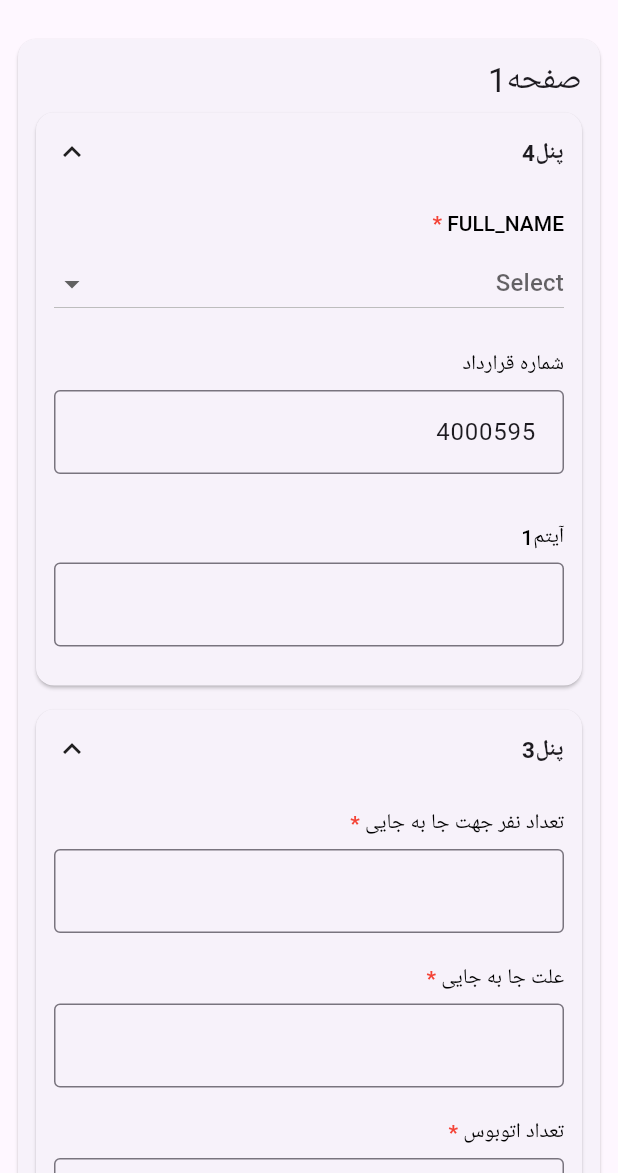
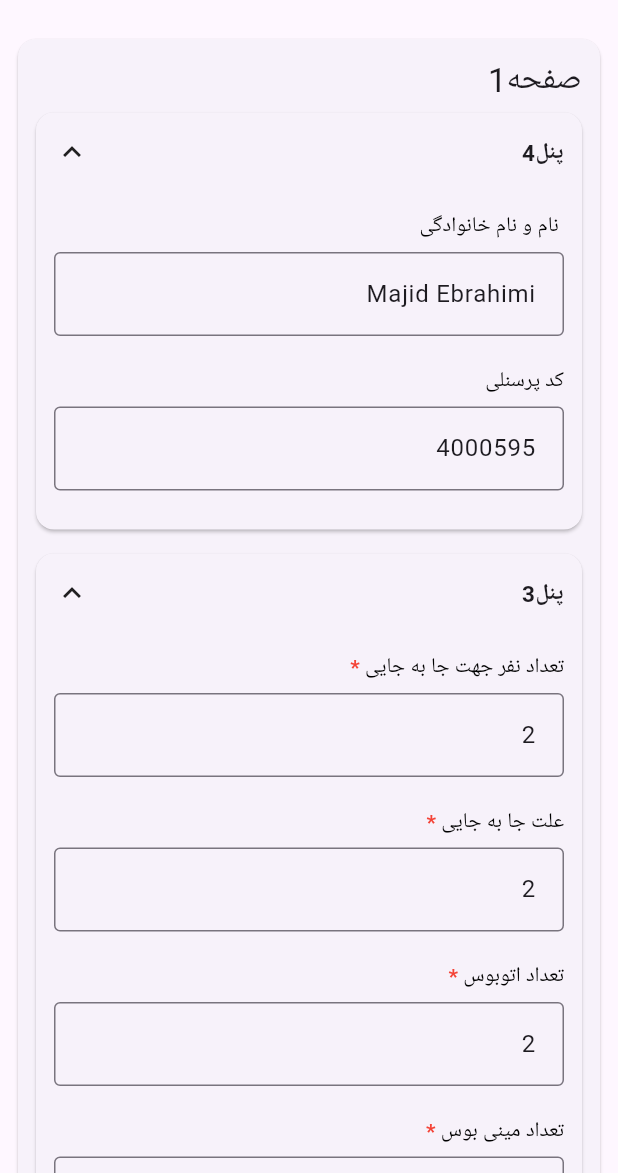
Before and after one commit to majidebraa/fluuter_survey_engine, a Flutter app: the screen it shows after launch, on a phone screen of 412 x 824 dp, the part 63-1236 px from its top. Run offline on Flutter 3.47's test engine with Material 3 defaults, Android fonts, the light colour scheme and no system bars; our stand-ins replace shamsi_date.

Commit message:
feat(date time):add date time format backend accept

```diff
--- a/lib/main.dart
+++ b/lib/main.dart
@@ -66,36 +66,19 @@ class _SurveyScreenState extends State<SurveyScreen> {
                 "name": "پنل4",
                 "elements": [
                   {
-                    "type": "dropdown",
+                    "type": "text",
                     "name": "FULL_NAME",
                     "minWidth": "49%",
                     "maxWidth": "50%",
-                    "title": "FULL_NAME",
+                    "title": " نام و نام خانوادگی",
+                    "readOnly": true,
                     "isBinding": true,
-                    "isRequired": true,
-                    "questionId": "a1788b94-0e3f-4e66-ad6b-21fdd078feb5",
+                    "questionId": "9f04197f-338b-474f-b7e1-9cb1cadcd9ea",
                     "dataBinding": {
                       "title": "نام و نام خانوادگی",
                       "value": "\${CURRENT_USER.FULL_NAME}",
-                      "type": "ENGINE_VARIABLE",
-                    },
-                    "dataSourceMapping": [
-                      {
-                        "id": "cd6577c9-adea-48d3-b73c-c4915c3939ee",
-                        "event": "onOpened",
-                        "dataSourceId": "b08a0a80-e22e-4cd5-bceb-8b4ede48ab73",
-                        "dataMapping": [
-                          {
-                            "id": 1,
-                            "questionName": "FULL_NAME",
-                            "responseKey":
-                                "{\"text\":\"response[i].BUYER_FULL_NAME\",\"value\":\"response[i].BUYER_EMPLOYEE_NUMBER\"}",
-                            "type": "questionName",
-                          },
-                        ],
-                      },
-                    ],
-                    "choices": ["Item 1", "Item 2", "Item 3"],
+                      "type": "ENGINE_VARIABLE"
+                    }
                   },
                   {
                     "type": "text",
@@ -103,51 +86,17 @@ class _SurveyScreenState extends State<SurveyScreen> {
                     "minWidth": "49%",
                     "maxWidth": "50%",
                     "startWithNewLine": false,
-                    "title": "شماره قرارداد",
+                    "title": "کد پرسنلی",
+                    "readOnly": true,
                     "isBinding": true,
-                    "questionId": "2cb08934-aced-4b13-8fd4-5bd954cc883a",
+                    "questionId": "17585d94-861c-4ebc-9944-4b2e9baa0fca",
                     "dataBinding": {
                       "title": "کد پرسنلی",
                       "value": "\${CURRENT_USER.PERSONAL_CODE}",
-                      "type": "ENGINE_VARIABLE",
-                    },
-                    "dataSourceMapping": [
-                      {
-                        "id": "19b63f53-977d-4c70-ab1e-ef684b16f8ee",
-                        "event": "onChange",
-                        "dataSourceId": "b08a0a80-e22e-4cd5-bceb-8b4ede48ab73",
-                        "dataMapping": [
-                          {
-                            "id": 1,
-                            "questionName": "vendoer",
-                            "responseKey": "response[0].VENDOR_NAME",
-                            "type": "questionName",
-                          },
-                          {
-                            "id": 2,
-                            "questionName": "bu",
-                            "responseKey": "response[0].BU",
-                            "type": "questionName",
-                          },
-                        ],
-                      },
-                    ],
-                  },
-                  {
-                    "type": "text",
-                    "name": "vendoer",
-                    "title": "آیتم2",
-                    "questionId": "3f9a8713-4c11-48e3-b115-d52ac16090d6",
-                    "visibleIf": "{BUS_NUMBER} > 5",
-                  },
-                  {
-                    "type": "text",
-                    "name": "bu",
-                    "startWithNewLine": false,
-                    "title": "آیتم1",
-                    "questionId": "f33ab69d-6e1e-472f-9237-6972927be9a8",
-                  },
-                ],
+                      "type": "ENGINE_VARIABLE"
+                    }
+                  }
+                ]
               },
               {
                 "type": "panel",
@@ -161,13 +110,13 @@ class _SurveyScreenState extends State<SurveyScreen> {
                     "title": "تعداد نفر جهت جا به جایی",
                     "isRequired": true,
                     "isBinding": true,
-                    "questionId": "36477c48-bdb3-4c6e-8ed1-988a443df26e",
+                    "questionId": "6a0c8a06-904e-41d1-ac69-58a16314e2f2",
                     "maskType": "numeric",
                     "maskSettings": {
                       "allowNegativeValues": false,
                       "precision": 0,
-                      "min": 1,
-                    },
+                      "min": 1
+                    }
                   },
                   {
                     "type": "text",
@@ -178,7 +127,7 @@ class _SurveyScreenState extends State<SurveyScreen> {
                     "title": "علت جا به جایی",
                     "isRequired": true,
                     "isBinding": true,
-                    "questionId": "fb7063ec-031a-4542-870b-cd935e428297",
+                    "questionId": "926dae30-5468-4693-8436-b2c980badf63"
                   },
                   {
                     "type": "text",
@@ -189,13 +138,13 @@ class _SurveyScreenState extends State<SurveyScreen> {
                     "title": "تعداد اتوبوس",
                     "isRequired": true,
                     "isBinding": true,
-                    "questionId": "0bf36849-c3ca-4804-a488-5e2d71ac2177",
+                    "questionId": "7b9f4af0-ee2e-47e2-81a5-299d98e5b166",
                     "maskType": "numeric",
                     "maskSettings": {
                       "allowNegativeValues": false,
                       "precision": 0,
-                      "min": 0,
-                    },
+                      "min": 0
+                    }
                   },
                   {
                     "type": "text",
@@ -205,13 +154,13 @@ class _SurveyScreenState extends State<SurveyScreen> {
                     "title": "تعداد مینی بوس",
                     "isRequired": true,
                     "isBinding": true,
-                    "questionId": "dfff24aa-74cd-425f-982e-35ba9afc1cff",
+                    "questionId": "464247fd-e1ef-41a1-82fa-6a63ae500aca",
                     "maskType": "numeric",
                     "maskSettings": {
                       "allowNegativeValues": false,
                       "precision": 0,
-                      "min": 0,
-                    },
+                      "min": 0
+                    }
                   },
                   {
                     "type": "text",
@@ -222,7 +171,7 @@ class _SurveyScreenState extends State<SurveyScreen> {
                     "title": "مبدا مسیر",
                     "isRequired": true,
                     "isBinding": true,
-                    "questionId": "649d7aed-2808-48c7-bd2e-b32acba18899",
+                    "questionId": "38335fe9-bd9c-4149-b28e-1262a634fde7"
                   },
                   {
                     "type": "text",
@@ -233,7 +182,7 @@ class _SurveyScreenState extends State<SurveyScreen> {
                     "title": "مقصد مسیر",
                     "isRequired": true,
                     "isBinding": true,
-                    "questionId": "e0b9fc61-1c72-4868-9d25-ea99911d83d9",
+                    "questionId": "f9de3956-3e0d-497e-9546-7a276b3c3943"
                   },
                   {
                     "type": "date-picker",
@@ -243,8 +192,8 @@ class _SurveyScreenState extends State<SurveyScreen> {
                     "title": "DEPARTURE_TIME",
                     "isRequired": true,
                     "isBinding": true,
-                    "questionId": "7a335be5-eb33-4cd6-83bd-4f255ed60ab7",
-                    "dateAndTime": "time",
+                    "questionId": "c64cbee3-bc63-4062-8fb5-ef2b9e0713bd",
+                    "dateAndTime": "time"
                   },
                   {
                     "type": "date-picker",
@@ -255,8 +204,8 @@ class _SurveyScreenState extends State<SurveyScreen> {
                     "title": "RETURN_TIME",
                     "isRequired": true,
                     "isBinding": true,
-                    "questionId": "10670cb7-0c17-4c77-a351-ebfeec32b924",
-                    "dateAndTime": "time",
+                    "questionId": "7e665dc4-c620-4132-9017-51433836dbed",
+                    "dateAndTime": "time"
                   },
                   {
                     "type": "text",
@@ -267,9 +216,11 @@ class _SurveyScreenState extends State<SurveyScreen> {
                     "title": "مدت ساعت توقف",
                     "isRequired": true,
                     "isBinding": true,
-                    "questionId": "62ea8fa9-af6f-4669-8a45-e8370ccf65fd",
+                    "questionId": "50da7327-2162-482a-9d52-006326b87189",
                     "maskType": "numeric",
-                    "maskSettings": {"precision": 0},
+                    "maskSettings": {
+                      "precision": 0
+                    }
                   },
                   {
                     "type": "text",
@@ -279,13 +230,13 @@ class _SurveyScreenState extends State<SurveyScreen> {
                     "title": "تعداد روز توقف",
                     "isRequired": true,
                     "isBinding": true,
-                    "questionId": "35d34afa-d32c-40cd-b62e-734216d4ade3",
+                    "questionId": "aecfb957-fd7c-4f47-acc6-b394f5c3a3e6",
                     "maskType": "numeric",
                     "maskSettings": {
                       "allowNegativeValues": false,
                       "precision": 0,
-                      "min": 0,
-                    },
+                      "min": 0
+                    }
                   },
                   {
                     "type": "date-picker",
@@ -296,7 +247,7 @@ class _SurveyScreenState extends State<SurveyScreen> {
                     "title": "DEPARTURE_DATE",
                     "isRequired": true,
                     "isBinding": true,
-                    "questionId": "7f7f8b4a-f909-4a73-8d6d-8beba7376bcd",
+                    "questionId": "daa3b567-1631-4012-a46f-3773574417c2"
                   },
                   {
                     "type": "date-picker",
@@ -310,11 +261,11 @@ class _SurveyScreenState extends State<SurveyScreen> {
                       {
                         "type": "expression",
                         "text": "تاریخ انتخابی باید بعد از تاریخ رفت باشد",
-                        "expression": "{RETURN_DATE} \n=> \n{DEPARTURE_DATE}",
-                      },
+                        "expression": "{RETURN_DATE} \n=> \n{DEPARTURE_DATE}"
+                      }
                     ],
                     "isBinding": true,
-                    "questionId": "1bb55958-a6fb-4fd6-ad75-973a42fe38ba",
+                    "questionId": "337c899a-8e58-411d-861d-8c91e6653280"
                   },
                   {
                     "type": "text",
@@ -323,9 +274,11 @@ class _SurveyScreenState extends State<SurveyScreen> {
                     "maxWidth": "33%",
                     "title": "شماره همراه هماهنگ کننده",
                     "isRequired": true,
-                    "questionId": "c977a669-9986-4b3f-84bf-63be52b934d8",
+                    "questionId": "06c7f4d2-b905-43d2-97ce-6dc2046b4f52",
                     "maskType": "pattern",
-                    "maskSettings": {"pattern": "99999999999"},
+                    "maskSettings": {
+                      "pattern": "99999999999"
+                    }
                   },
                   {
                     "type": "comment",
@@ -333,81 +286,39 @@ class _SurveyScreenState extends State<SurveyScreen> {
                     "startWithNewLine": false,
                     "title": "توضیحات تکمیلی",
                     "readOnly": true,
-                    "questionId": "282becda-4159-4389-8643-194e2f67776d",
-                  },
-                ],
-              },
-              {
-                "type": "expression",
-                "name": "_requestId",
-                "title": "_requestId",
-                "clearIfInvisible": "none",
-                "isPayload": true,
-                "questionId": "8425bbdd-17e3-484d-ab8c-194d05fb37cf",
-                "dataBinding": {
-                  "title": "شناسه یکتا",
-                  "value": "\${UNIQUE_RANDOM_CODE}",
-                  "type": "ENGINE_VARIABLE",
-                },
-              },
-              {
-                "type": "expression",
-                "name": "_requestNumber",
-                "startWithNewLine": false,
-                "title": "_requestNumber",
-                "clearIfInvisible": "none",
-                "isPayload": true,
-                "questionId": "f0957faa-6a83-4d62-8124-2e407c4672d6",
-                "dataBinding": {
-                  "title": "شناسه یکتا",
-                  "value": "\${UNIQUE_RANDOM_CODE}",
-                  "type": "ENGINE_VARIABLE",
-                },
-                "expression": "\"test_\"+{RESPONSIBLE_NUMBER}",
-                "visibleIf": "{BUS_NUMBER} < 3",
-              },
-              {
-                "type": "expression",
-                "name": "_requestTitle",
-                "visible": false,
-                "startWithNewLine": false,
-                "title": "_requestTitle",
-                "clearIfInvisible": "none",
-                "isPayload": true,
-                "questionId": "47afbc26-88f3-4faf-ab70-11f44bdbc50d",
-                "expression": "test",
-              },
-            ],
-          },
+                    "questionId": "ee8c1246-1621-4055-8f0a-28f22e1003ef"
+                  }
+                ]
+              }
+            ]
+          }
         ],
-        "outcomeType": ["SUBMIT"],
-        "dataSources": [
-          {
-            "title": "users",
-            "dataSourceId": "b08a0a80-e22e-4cd5-bceb-8b4ede48ab73",
-            "dataSourceType": "REST_API",
-            "RestApi_Header": [],
-            "RestApi_Url":
-                "https://em-stage.irisaco.com/dis/api/public/v2.0/proxy?pn=IRISA_PO_CONTRACT_INFO_V&page=0&size=500000",
-            "bodyType": "Json",
-            "RestApi_Method": "POST",
-            "RestApi_JsonBody":
-                "{\r\n \"filter\": {\r\n \"PO_NUMBER\": \"\${PERSONAL_CODE}\"\r\n }\r\n}",
-          },
-        ],
+        "outcomeType": [
+          "SUBMIT"
+        ]
       },
       "formData": {
         "FULL_NAME": "Majid Ebrahimi",
         "PERSONAL_CODE": "4000595",
-        "_requestId": "140410307826",
-        "_requestNumber": "140410306485",
+        "RETURN_DATE": 1769977800,
+        "CAUSE": "2",
+        "BUS_NUMBER": 2,
+        "STOP_TIME": 2,
+        "MINIBUS_NUMBER": 2,
+        "STOP_DAY": 2,
+        "DEPARTURE_TIME": 315523860,
+        "DESTINATION": "2",
+        "SOURCE": "2",
+        "RETURN_TIME": 315527520,
+        "DEPARTURE_DATE": 1769805000,
+        "MEMBER_NUMBER": 2
       },
       "isClaimed": true,
       "formMetadata": {
-        "requestDate": 1768918207359,
-        "requestNumber": null,
-        "requester": "مجید ابراهیمی افارانی",
-      },
+        "requestDate": 1769840006761,
+        "requestNumber": "test_09132688114",
+        "requester": "حسین آصفی"
+      }
     });
     engine = SurveyEngine(dto.formSchema, evaluator: DartExpressionEvaluator());
     engine.setInitial(dto.formData);
--- /dev/null
+++ b/lib/utils/date_time_converter.dart
@@ -0,0 +1,43 @@
+import 'package:flutter/material.dart';
+
+class DateTimeConverter {
+  /// Backend → UI (local DateTime)
+  static DateTime? fromBackend(dynamic seconds) {
+    if (seconds == null) return null;
+
+    // ❗ DO NOT use DateTime.fromMillisecondsSinceEpoch(seconds * 1000, isUtc: true)
+    // ❗ DO NOT use toLocal()
+    // Backend stores LOCAL seconds, so we read them as LOCAL.
+    return DateTime.fromMillisecondsSinceEpoch(seconds * 1000, isUtc: false);
+  }
+
+  /// UI Calendar → backend seconds (LOCAL, NO UTC SHIFT)
+  static int uiDateToSeconds(DateTime local) {
+    final normalized = DateTime(
+      local.year,
+      local.month,
+      local.day,
+      0,
+      0,
+      0,
+      0,
+      0,
+    );
+
+    return normalized.millisecondsSinceEpoch ~/ 1000;
+  }
+
+  /// UI Time → backend seconds (LOCAL, NO UTC SHIFT)
+  static int uiTimeToSeconds(DateTime local) {
+    final normalized = DateTime(
+      2000,
+      1,
+      1,
+      local.hour,
+      local.minute,
+      0,
+    );
+
+    return normalized.millisecondsSinceEpoch ~/ 1000;
+  }
+}
--- a/lib/widgets/base_reactive_widget.dart
+++ b/lib/widgets/base_reactive_widget.dart
@@ -22,8 +22,13 @@ abstract class ReactiveSurveyWidgetState<W extends ReactiveSurveyWidget>
   @override
   void initState() {
     super.initState();
+
     widget.engine.addListener(_update);
-    _update();
+
+    // Defer sync until subclass initState finishes
+    WidgetsBinding.instance.addPostFrameCallback((_) {
+      if (mounted) _update();
+    });
   }
 
   @mustCallSuper
@@ -33,26 +38,25 @@ abstract class ReactiveSurveyWidgetState<W extends ReactiveSurveyWidget>
     super.dispose();
   }
 
-  /// Internal listener
   void _update() {
-    if (mounted) setState(() {});
+    if (!mounted) return;
+
+    // First update local state (controllers, etc.)
     onEngineUpdate();
+
+    // Then rebuild widget tree
+    setState(() {});
   }
 
   /// Hook for subclasses to react to engine updates
   void onEngineUpdate() {}
 
   bool get isVisible => widget.engine.isVisible(widget.el);
-
   bool get isReadOnly => widget.engine.isReadOnly(widget.el);
-
   dynamic get value => widget.engine.getValue(widget.el.name);
-
   String? get error => widget.engine.errors[widget.el.name];
-
   void setValue(dynamic v) => widget.engine.setValue(widget.el.name, v);
 
-  /// Build content of the widget
   Widget buildContent(BuildContext context);
 
   @override
--- a/lib/widgets/elements/comment_input.dart
+++ b/lib/widgets/elements/comment_input.dart
@@ -3,8 +3,11 @@ import 'package:flutter/material.dart';
 import '../base_reactive_widget.dart';
 
 class CommentInputWidget extends ReactiveSurveyWidget {
-  const CommentInputWidget(
-      {super.key, required super.el, required super.engine});
+  const CommentInputWidget({
+    super.key,
+    required super.el,
+    required super.engine
+  });
 
   @override
   State<CommentInputWidget> createState() => _CommentInputWidgetState();
@@ -16,17 +19,23 @@ class _CommentInputWidgetState
 
   @override
   void initState() {
+    // Initialize controller BEFORE calling super
+    ctrl = TextEditingController(text: value?.toString() ?? '');
     super.initState();
-    ctrl = TextEditingController(text: value?.toString() ?? '');
   }
 
   @override
   void onEngineUpdate() {
-    // Update controller if value changed externally
     final newValue = value?.toString() ?? '';
     if (ctrl.text != newValue) {
       ctrl.text = newValue;
     }
+  }
+
+  @override
+  void dispose() {
+    ctrl.dispose();
+    super.dispose();
   }
 
   @override
@@ -38,12 +47,6 @@ class _CommentInputWidgetState
       child: Column(
         crossAxisAlignment: CrossAxisAlignment.start,
         children: [
-          if (widget.el.title != null)
-            Text(
-              widget.el.title!,
-              style: const TextStyle(fontWeight: FontWeight.bold),
-            ),
-          const SizedBox(height: 4),
           TextField(
             controller: ctrl,
             maxLines: 4,
--- a/lib/widgets/elements/persian_date_picker.dart
+++ b/lib/widgets/elements/persian_date_picker.dart
@@ -3,6 +3,7 @@ import 'package:flutter_survey_engine/extenssion/jalali_extenstions.dart';
 import 'package:shamsi_date/shamsi_date.dart';
 
 import '../../common/jalali_date_picker_dialog.dart';
+import '../../utils/date_time_converter.dart';
 import '../base_reactive_widget.dart';
 
 class PersianDatePickerWidget extends ReactiveSurveyWidget {
@@ -21,43 +22,44 @@ class _PersianDatePickerWidgetState
     extends ReactiveSurveyWidgetState<PersianDatePickerWidget> {
   @override
   Widget buildContent(BuildContext context) {
-    final ro = isReadOnly;
+    final readOnly = isReadOnly;
+    final rawValue = value;
 
-    // Current value
-    final val = value as String?;
-    String display = 'تاریخ را انتخاب کنید';
+    // Convert backend → local datetime
+    final dt = DateTimeConverter.fromBackend(rawValue);
+
     Jalali? selectedJalali;
+    String display = "تاریخ را انتخاب کنید";
 
-    if (val != null && val.isNotEmpty) {
-      try {
-        final dt = DateTime.parse(val);
+    if (dt != null) {
       selectedJalali = Jalali.fromDateTime(dt);
       display = selectedJalali.formatFullDate();
-      } catch (_) {}
     }
 
     return Container(
       margin: const EdgeInsets.only(top: 16),
-      padding: const EdgeInsets.symmetric(horizontal: 12, vertical: 0),
+      padding: const EdgeInsets.symmetric(horizontal: 12),
       decoration: BoxDecoration(
         border: Border.all(color: Colors.grey),
         borderRadius: BorderRadius.circular(8),
       ),
       child: ListTile(
-        contentPadding: EdgeInsets.zero,
         title: Text(display, textAlign: TextAlign.right),
         trailing: const Icon(Icons.calendar_month),
-        onTap: ro
+        onTap: readOnly
             ? null
             : () async {
-                final now = selectedJalali ?? Jalali.now();
+          final initial = selectedJalali ?? Jalali.now();
+
           final picked = await showDialog<Jalali>(
             context: context,
-                  builder: (_) => JalaliDatePickerDialog(initialDate: now),
+            builder: (_) => JalaliDatePickerDialog(initialDate: initial),
           );
 
           if (picked != null) {
-                  setValue(picked.toDateTime().toIso8601String());
+            final localDt = picked.toDateTime();
+            final seconds = DateTimeConverter.uiDateToSeconds(localDt);
+            setValue(seconds);
           }
         },
       ),
--- a/lib/widgets/elements/time_picker.dart
+++ b/lib/widgets/elements/time_picker.dart
@@ -1,6 +1,7 @@
 import 'package:flutter/material.dart';
 import 'package:intl/intl.dart';
 
+import '../../utils/date_time_converter.dart';
 import '../base_reactive_widget.dart';
 
 class TimePickerWidget extends ReactiveSurveyWidget {
@@ -12,59 +13,54 @@ class TimePickerWidget extends ReactiveSurveyWidget {
 
 class _TimePickerWidgetState
     extends ReactiveSurveyWidgetState<TimePickerWidget> {
-  Future<void> _pickTime(BuildContext context, TimeOfDay? initialTime) async {
+  Future<void> _pickTime(BuildContext context, TimeOfDay? initial) async {
     final picked = await showTimePicker(
       context: context,
-      initialTime: initialTime ?? TimeOfDay.now(),
+      initialTime: initial ?? TimeOfDay.now(),
     );
 
     if (picked != null) {
-      final formatted = _formatTime(picked);
-      setValue(formatted);
+      final now = DateTime.now();
+      final local = DateTime(
+        now.year,
+        now.month,
+        now.day,
+        picked.hour,
+        picked.minute,
+      );
+
+      final seconds = DateTimeConverter.uiTimeToSeconds(local);
+      setValue(seconds);
     }
-  }
-
-  String _formatTime(TimeOfDay time) {
-    final now = DateTime.now();
-    final dt = DateTime(now.year, now.month, now.day, time.hour, time.minute);
-    return DateFormat.Hm().format(dt); // 24-hour 24:00 format
   }
 
   @override
   Widget buildContent(BuildContext context) {
-    final valueStr = value?.toString() ?? '--:--';
-    final readOnly = isReadOnly;
+    final rawValue = value;
+    final dt = DateTimeConverter.fromBackend(rawValue);
 
-    // Parse TimeOfDay for initial picker
+    String display = "--:--";
     TimeOfDay? initial;
-    if (value != null && value is String && value.isNotEmpty) {
-      final parts = value.split(':');
-      if (parts.length == 2) {
-        final h = int.tryParse(parts[0]);
-        final m = int.tryParse(parts[1]);
-        if (h != null && m != null) {
-          initial = TimeOfDay(hour: h, minute: m);
-        }
-      }
+
+    if (dt != null) {
+      display = "${dt.hour.toString().padLeft(2, '0')}:${dt.minute.toString().padLeft(2, '0')}";
+      initial = TimeOfDay(hour: dt.hour, minute: dt.minute);
     }
 
     return GestureDetector(
-      onTap: readOnly ? null : () => _pickTime(context, initial),
+      onTap: isReadOnly ? null : () => _pickTime(context, initial),
       child: Container(
         margin: const EdgeInsets.symmetric(vertical: 8),
         padding: const EdgeInsets.symmetric(vertical: 12, horizontal: 16),
         decoration: BoxDecoration(
-          border: Border.all(color: Colors.grey.shade400),
+          border: Border.all(color: Colors.grey),
           borderRadius: BorderRadius.circular(8),
         ),
         child: Row(
           mainAxisAlignment: MainAxisAlignment.spaceBetween,
           children: [
-            Text(
-              valueStr,
-              style: const TextStyle(fontSize: 14, color: Colors.black87),
-            ),
-            const Icon(Icons.access_time, color: Colors.grey),
+            Text(display),
+            const Icon(Icons.access_time),
           ],
         ),
       ),
```
Lines whose indentation alone changed are shown as unchanged.
